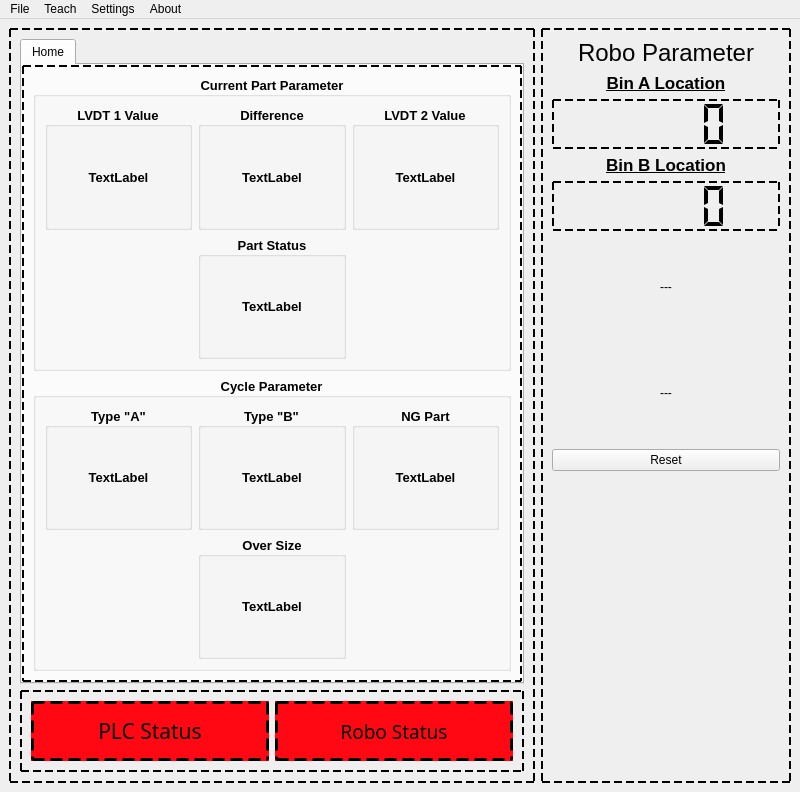
Qt form UI_Files/Mainwindow.ui (listpplo/AtopRobo) before a commit.
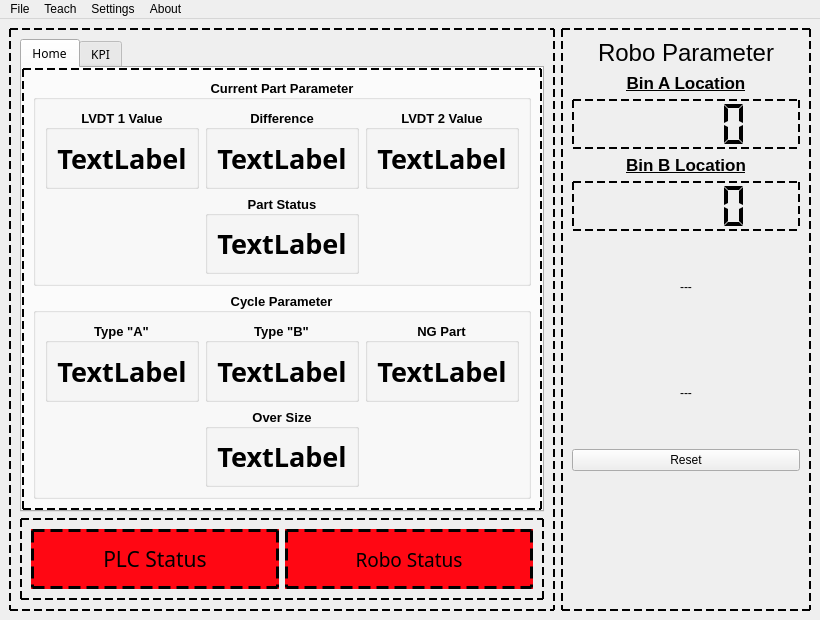
The same form after that commit. Icons and pictures are not drawn.

The edit to the form file:
```diff
--- a/UI_Files/Mainwindow.ui
+++ b/UI_Files/Mainwindow.ui
@@ -7,7 +7,7 @@
     <x>0</x>
     <y>0</y>
     <width>800</width>
-    <height>792</height>
+    <height>591</height>
    </rect>
   </property>
   <property name="windowTitle">
@@ -47,6 +47,11 @@
            <verstretch>0</verstretch>
           </sizepolicy>
          </property>
+         <property name="font">
+          <font>
+           <family>Rockwell</family>
+          </font>
+         </property>
          <property name="styleSheet">
           <string notr="true">QLabel{
 	border:none;
@@ -57,8 +62,8 @@
          </property>
          <property name="iconSize">
           <size>
-           <width>30</width>
-           <height>30</height>
+           <width>40</width>
+           <height>40</height>
           </size>
          </property>
          <widget class="QWidget" name="tabWidget_4Page1">
@@ -101,6 +106,12 @@
                 <layout class="QHBoxLayout" name="horizontalLayout_6">
                  <item>
                   <widget class="QLabel" name="label_2">
+                   <property name="font">
+                    <font>
+                     <family>Rockwell</family>
+                     <pointsize>20</pointsize>
+                    </font>
+                   </property>
                    <property name="text">
                     <string>TextLabel</string>
                    </property>
@@ -128,6 +139,12 @@
                 <layout class="QHBoxLayout" name="horizontalLayout_5">
                  <item>
                   <widget class="QLabel" name="label_6">
+                   <property name="font">
+                    <font>
+                     <family>Rockwell</family>
+                     <pointsize>20</pointsize>
+                    </font>
+                   </property>
                    <property name="text">
                     <string>TextLabel</string>
                    </property>
@@ -155,6 +172,12 @@
                 <layout class="QHBoxLayout" name="horizontalLayout_4">
                  <item>
                   <widget class="QLabel" name="label_7">
+                   <property name="font">
+                    <font>
+                     <family>Rockwell</family>
+                     <pointsize>20</pointsize>
+                    </font>
+                   </property>
                    <property name="text">
                     <string>TextLabel</string>
                    </property>
@@ -182,6 +205,12 @@
                 <layout class="QHBoxLayout" name="horizontalLayout_7">
                  <item>
                   <widget class="QLabel" name="label_11">
+                   <property name="font">
+                    <font>
+                     <family>Rockwell</family>
+                     <pointsize>20</pointsize>
+                    </font>
+                   </property>
                    <property name="text">
                     <string>TextLabel</string>
                    </property>
@@ -230,6 +259,12 @@
                 <layout class="QVBoxLayout" name="verticalLayout_5">
                  <item>
                   <widget class="QLabel" name="label_10">
+                   <property name="font">
+                    <font>
+                     <family>Rockwell</family>
+                     <pointsize>20</pointsize>
+                    </font>
+                   </property>
                    <property name="text">
                     <string>TextLabel</string>
                    </property>
@@ -260,6 +295,12 @@
                 <layout class="QVBoxLayout" name="verticalLayout_4">
                  <item>
                   <widget class="QLabel" name="label_8">
+                   <property name="font">
+                    <font>
+                     <family>Rockwell</family>
+                     <pointsize>20</pointsize>
+                    </font>
+                   </property>
                    <property name="text">
                     <string>TextLabel</string>
                    </property>
@@ -287,6 +328,12 @@
                 <layout class="QHBoxLayout" name="horizontalLayout_3">
                  <item>
                   <widget class="QLabel" name="label_9">
+                   <property name="font">
+                    <font>
+                     <family>Rockwell</family>
+                     <pointsize>20</pointsize>
+                    </font>
+                   </property>
                    <property name="text">
                     <string>TextLabel</string>
                    </property>
@@ -317,6 +364,12 @@
                 <layout class="QVBoxLayout" name="verticalLayout_6">
                  <item>
                   <widget class="QLabel" name="label_12">
+                   <property name="font">
+                    <font>
+                     <family>Rockwell</family>
+                     <pointsize>20</pointsize>
+                    </font>
+                   </property>
                    <property name="text">
                     <string>TextLabel</string>
                    </property>
@@ -333,6 +386,15 @@
            </item>
           </layout>
          </widget>
+         <widget class="QWidget" name="tab">
+          <attribute name="icon">
+           <iconset resource="assets.qrc">
+            <normaloff>:/icons/Asstes/Icons/icons8-kpi-100.png</normaloff>:/icons/Asstes/Icons/icons8-kpi-100.png</iconset>
+          </attribute>
+          <attribute name="title">
+           <string>KPI</string>
+          </attribute>
+         </widget>
         </widget>
        </item>
        <item>
@@ -620,7 +682,7 @@
      <x>0</x>
      <y>0</y>
      <width>800</width>
-     <height>22</height>
+     <height>33</height>
     </rect>
    </property>
    <widget class="QMenu" name="menuTeach">
```
